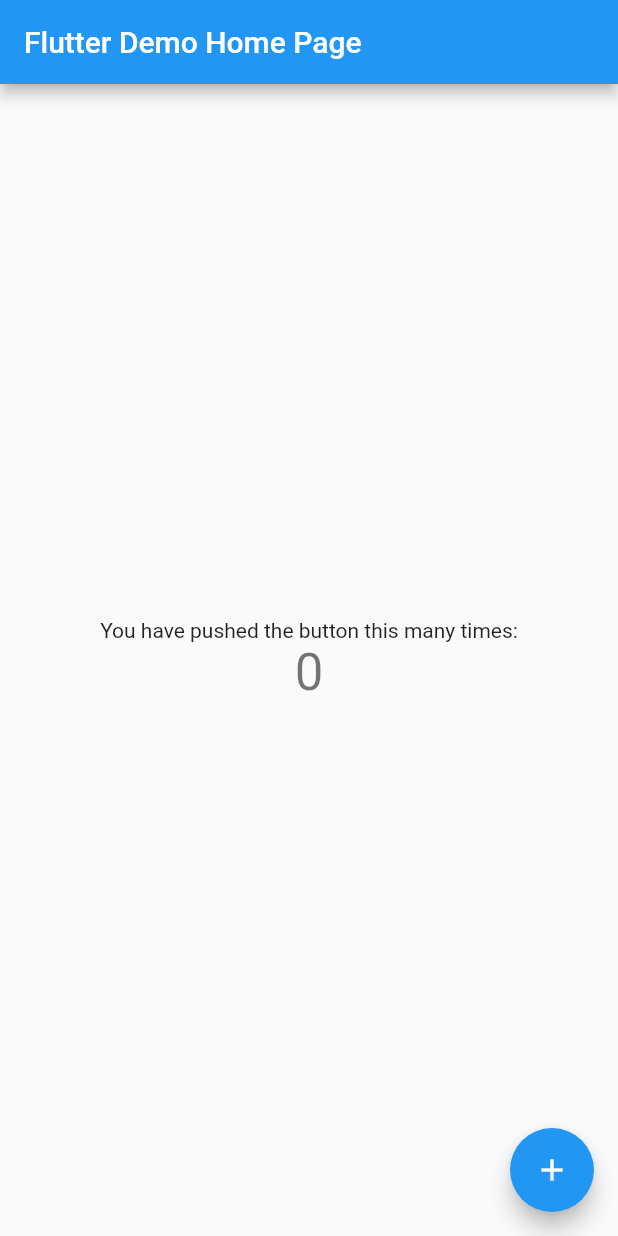
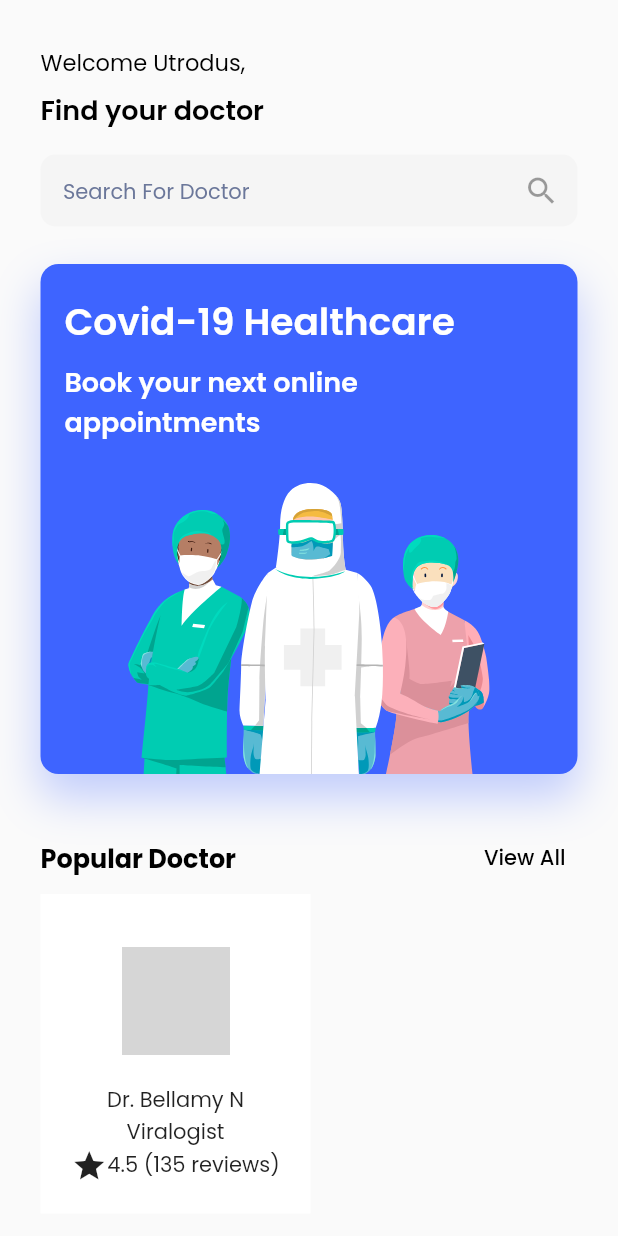
Before and after one commit to utrodus/flutter-doctor-appointments, a Flutter app: the screen it shows after launch, on a phone screen of 412 x 824 dp. Run offline on Flutter 3.47's test engine with Material 2 defaults, Android fonts, the phone set to English and light mode, and no system bars; our stand-ins replace flutter_svg; network calls fail; grey boxes are pictures that could not be loaded.

Commit message:
Progress Convert Home Screen

```diff
--- a/lib/main.dart
+++ b/lib/main.dart
@@ -1,3 +1,4 @@
+import 'package:doctor_appointments/views/home_screen.dart';
 import 'package:flutter/material.dart';
 
 void main() {
@@ -10,57 +11,9 @@
     return MaterialApp(
       title: 'Doctor Appointments',
       debugShowCheckedModeBanner: false,
-      theme: ThemeData(
-        primarySwatch: Colors.blue,
-      ),
-      home: MyHomePage(title: 'Flutter Demo Home Page'),
+      theme:
+          ThemeData(primarySwatch: Colors.blue, fontFamily: "Poppins-Regular"),
+      home: HomeScreen(),
     );
   }
 }
-
-class MyHomePage extends StatefulWidget {
-  MyHomePage({Key? key, required this.title}) : super(key: key);
-
-  final String title;
-
-  @override
-  _MyHomePageState createState() => _MyHomePageState();
-}
-
-class _MyHomePageState extends State<MyHomePage> {
-  int _counter = 0;
-
-  void _incrementCounter() {
-    setState(() {
-      _counter++;
-    });
-  }
-
-  @override
-  Widget build(BuildContext context) {
-    return Scaffold(
-      appBar: AppBar(
-        title: Text(widget.title),
-      ),
-      body: Center(
-        child: Column(
-          mainAxisAlignment: MainAxisAlignment.center,
-          children: <Widget>[
-            Text(
-              'You have pushed the button this many times:',
-            ),
-            Text(
-              '$_counter',
-              style: Theme.of(context).textTheme.headline4,
-            ),
-          ],
-        ),
-      ),
-      floatingActionButton: FloatingActionButton(
-        onPressed: _incrementCounter,
-        tooltip: 'Increment',
-        child: Icon(Icons.add),
-      ),
-    );
-  }
-}
--- /dev/null
+++ b/lib/views/home_screen.dart
@@ -0,0 +1,159 @@
+import 'package:flutter/material.dart';
+import 'package:flutter_svg/flutter_svg.dart';
+
+class HomeScreen extends StatelessWidget {
+  const HomeScreen({Key? key}) : super(key: key);
+
+  @override
+  Widget build(BuildContext context) {
+    return Scaffold(
+      // backgroundColor: Colors.white,
+      body: SafeArea(
+        child: SingleChildScrollView(
+          padding: EdgeInsets.fromLTRB(27, 30, 27, 35),
+          child: Column(
+            mainAxisAlignment: MainAxisAlignment.start,
+            crossAxisAlignment: CrossAxisAlignment.start,
+            mainAxisSize: MainAxisSize.max,
+            children: [
+              Text(
+                "Welcome Utrodus,",
+                style: TextStyle(fontSize: 15, color: Colors.black),
+              ),
+              Padding(
+                padding: EdgeInsets.fromLTRB(0, 7, 0, 0),
+                child: Text(
+                  "Find your doctor",
+                  style: TextStyle(
+                      fontSize: 18,
+                      fontFamily: "Poppins-SemiBold",
+                      color: Colors.black),
+                ),
+              ),
+              Padding(
+                padding: EdgeInsets.fromLTRB(0, 16, 0, 0),
+                child: TextField(
+                  enabled: false,
+                  decoration: InputDecoration(
+                      border: OutlineInputBorder(
+                          borderRadius: BorderRadius.circular(10.0),
+                          borderSide: BorderSide.none),
+                      filled: true,
+                      hintStyle:
+                          TextStyle(color: Color(0xff6B779A), fontSize: 14),
+                      suffixIcon: Icon(Icons.search),
+                      contentPadding: EdgeInsets.only(
+                          left: 15, bottom: 11, top: 11, right: 15),
+                      hintText: "Search For Doctor"),
+                ),
+              ),
+              Container(
+                margin: EdgeInsets.fromLTRB(0, 25, 0, 0),
+                padding: EdgeInsets.fromLTRB(16, 20, 16, 0),
+                width: double.infinity,
+                height: 340,
+                decoration: BoxDecoration(
+                    color: Color(0xFF3E64FF),
+                    borderRadius: BorderRadius.all(Radius.circular(12)),
+                    boxShadow: [
+                      BoxShadow(
+                        color: Color(0xFF3E64FF).withOpacity(0.3),
+                        offset: const Offset(
+                          0.0,
+                          15.0,
+                        ),
+                        blurRadius: 25.0,
+                        spreadRadius: 0.5,
+                      ),
+                    ]),
+                child: Stack(
+                  children: [
+                    Text(
+                      "Covid-19 Healthcare",
+                      softWrap: true,
+                      style: TextStyle(
+                          fontSize: 25,
+                          fontFamily: "Poppins-SemiBold",
+                          color: Colors.white),
+                    ),
+                    Padding(
+                      padding: EdgeInsets.only(top: 45.0),
+                      child: Text(
+                        "Book your next online appointments",
+                        softWrap: true,
+                        style: TextStyle(
+                            fontSize: 18,
+                            fontFamily: "Poppins-SemiBold",
+                            color: Colors.white),
+                      ),
+                    ),
+                    Align(
+                        alignment: Alignment.bottomCenter,
+                        child: SvgPicture.asset("assets/svg/doctors.svg"))
+                  ],
+                ),
+              ),
+              Padding(
+                padding: EdgeInsets.fromLTRB(0, 32, 0, 0),
+                child: Row(
+                  mainAxisAlignment: MainAxisAlignment.spaceBetween,
+                  children: [
+                    Text(
+                      "Popular Doctor",
+                      style: TextStyle(
+                          fontSize: 17,
+                          fontFamily: "Poppins-Bold",
+                          color: Colors.black),
+                    ),
+                    TextButton(
+                      onPressed: () => {},
+                      child: Text(
+                        "View All",
+                        style: TextStyle(
+                            fontSize: 14,
+                            fontFamily: "Poppins-Medium",
+                            color: Colors.black),
+                      ),
+                    ),
+                  ],
+                ),
+              ),
+              Container(
+                color: Colors.white,
+                width: 180,
+                child: Container(
+                  padding: EdgeInsets.fromLTRB(20, 15, 20, 20),
+                  child: Column(
+                    children: [
+                      Container(
+                        margin: EdgeInsets.all(20),
+                        width: 72,
+                        height: 72,
+                        decoration: BoxDecoration(
+                          shape: BoxShape.circle,
+                          image: DecorationImage(
+                              image: NetworkImage(
+                                  'https://encrypted-tbn0.gstatic.com/images?q=tbn:ANd9GcQnLnP_dX6SiNEaqhA_MiXBlUAZSWEXRvds-A&usqp=CAU'),
+                              fit: BoxFit.cover),
+                        ),
+                      ),
+                      Text("Dr. Bellamy N"),
+                      Text("Viralogist"),
+                      Row(
+                        mainAxisAlignment: MainAxisAlignment.center,
+                        children: [
+                          Icon(Icons.star),
+                          Text("4.5 (135 reviews)"),
+                        ],
+                      ),
+                    ],
+                  ),
+                ),
+              ),
+            ],
+          ),
+        ),
+      ),
+    );
+  }
+}
```
